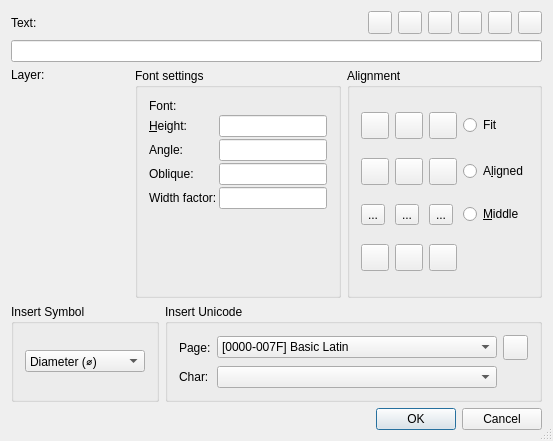
LibreCAD/LibreCAD, file librecad/src/ui/forms/qg_dlgtext.ui: the form before one commit.
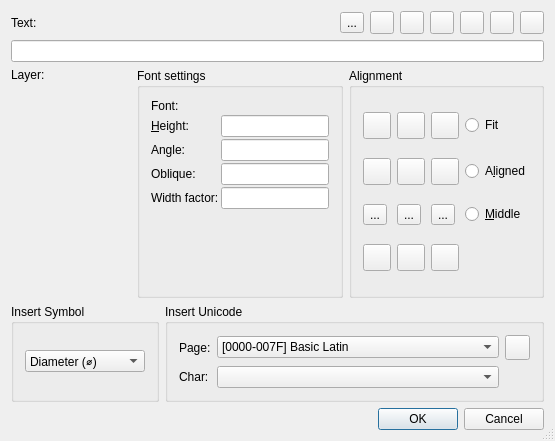
The form after the commit. Icons and pictures are not drawn. Custom widgets are drawn as their Qt base class.

Commit message: Issue #1105 - improvements to the font conversion dialog - Add the new "Convert Fonts" button to Text and MText dialogs - Add "fontFamily" property to RS_Font - Fixed zoom panning bug which prevented the cursor from being reset

What changed in the file:
```diff
--- a/librecad/src/ui/forms/qg_dlgtext.ui
+++ b/librecad/src/ui/forms/qg_dlgtext.ui
@@ -6,7 +6,7 @@
    <rect>
     <x>0</x>
     <y>0</y>
-    <width>548</width>
+    <width>555</width>
     <height>441</height>
    </rect>
   </property>
@@ -53,6 +53,17 @@
          </property>
         </spacer>
        </item>
+       <item>
+        <widget class="QToolButton" name="btConvertFonts">
+         <property name="text">
+          <string>...</string>
+         </property>
+         <property name="icon">
+          <iconset resource="../../../res/icons/icons.qrc">
+           <normaloff>:/icons/add_font.svg</normaloff>:/icons/add_font.svg</iconset>
+         </property>
+        </widget>
+       </item>
        <item>
         <widget class="QToolButton" name="bClear">
          <property name="toolTip">
```
Left out of the diff: 111 changed lines with no effect on the pictures. The commit also changes 16 other files.
